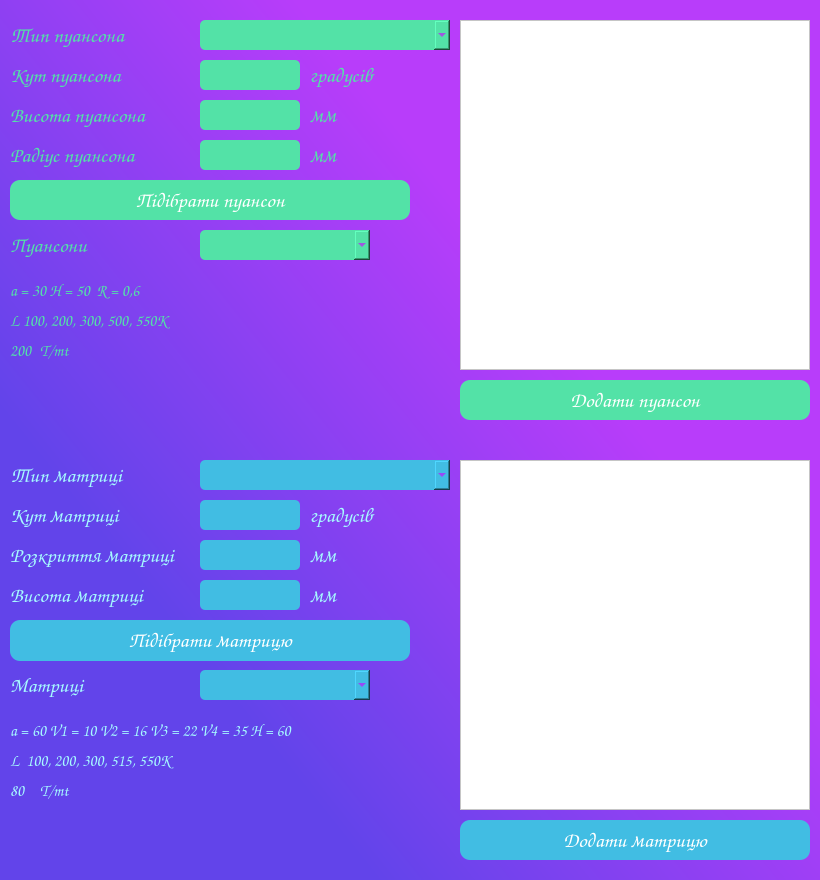
VitaliyBychevoy/BendingToolsPriceCalc, file Search.ui: the form before one commit.
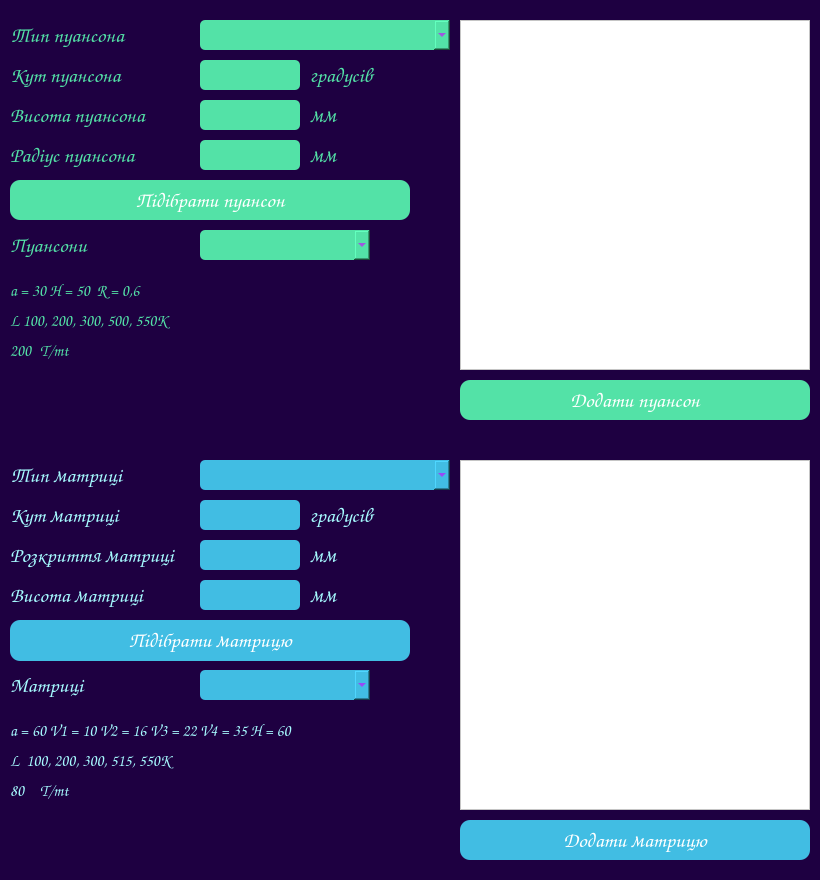
The form after the commit.

The edit to the form file:
```diff
--- a/Search.ui
+++ b/Search.ui
@@ -14,7 +14,7 @@
    <string>Form</string>
   </property>
   <property name="styleSheet">
-   <string notr="true">background-color: qlineargradient(spread:pad, x1:0.0685455, y1:0.704, x2:0.585, y2:0.261, stop:0.153409 rgba(98, 68, 234, 255), stop:1 rgba(184, 61, 250, 255));</string>
+   <string notr="true">background-color: rgb(30, 0, 65);</string>
   </property>
   <property name="locale">
    <locale language="Ukrainian" country="Ukraine"/>
```
